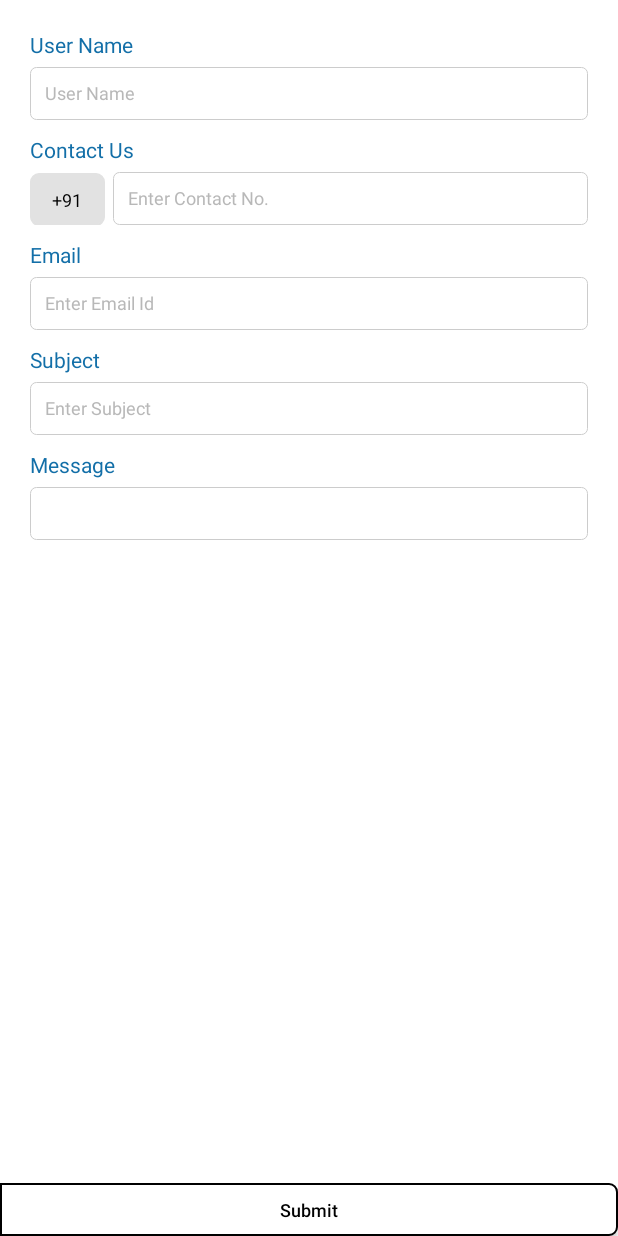
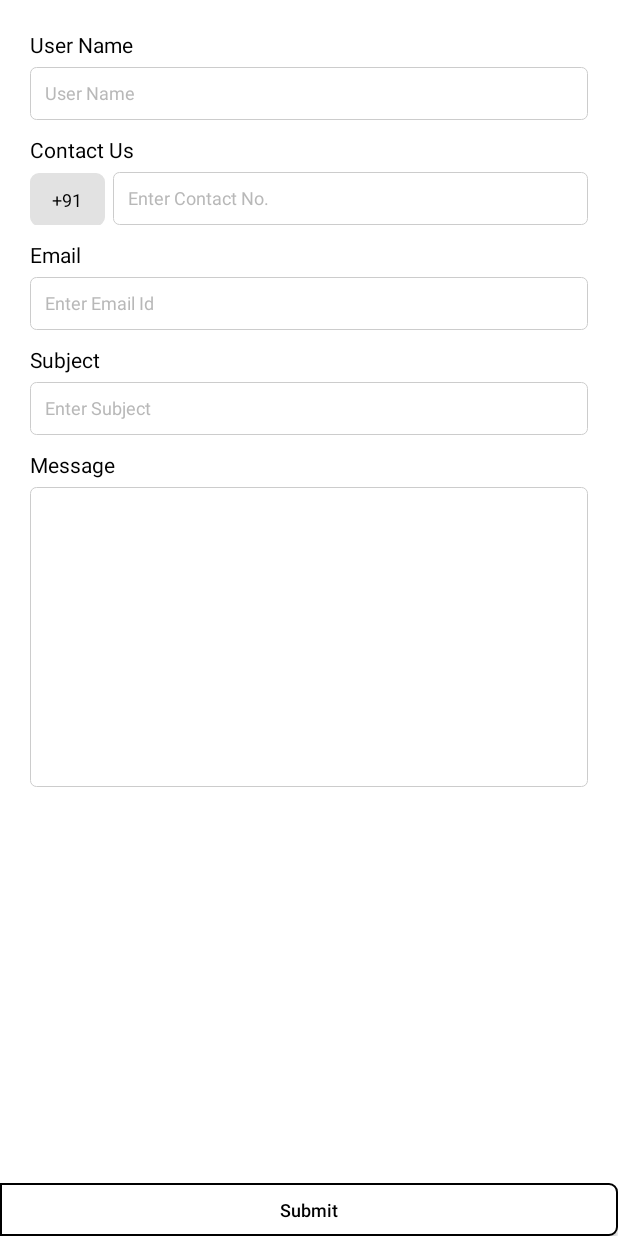
Before and after one commit to KevalCholera/E-Moss, an Android app: the layout fragment_contact_us.xml on its own in the app's theme, with its tools: preview values and no code run, on a phone screen of 412 x 824 dp. Run offline under Robolectric (Android 15) with nearby library versions, the phone set to English and light mode, and no system bars.

Commit message:
contact us page

```diff
--- a/app/build.gradle
+++ b/app/build.gradle
@@ -36,9 +36,7 @@ dependencies {
     compile 'com.google.android.gms:play-services:10.0.1'
 
     compile 'org.apache.httpcomponents:httpmime:4.2.3'
-//    compile 'com.google.android.gms:play-services-maps:11.8.0'
-//    compile 'com.google.android.gms:play-services-location:11.8.0'
-//    compile 'com.google.android.gms:play-services:11.0.4'
+
     compile 'com.google.android.gms:play-services-gcm:8.4.0'
     compile 'com.google.android.gms:play-services-location:8.4.0'
     compile 'com.google.android.gms:play-services-maps:10.0.1'
--- a/app/src/main/java/com/example/keval/e_moss/FragmentContactUs.java
+++ b/app/src/main/java/com/example/keval/e_moss/FragmentContactUs.java
@@ -20,7 +20,7 @@ public class FragmentContactUs extends Fragment implements View.OnClickListener
 
     @Override
     public View onCreateView(LayoutInflater inflater, ViewGroup container, Bundle savedInstanceState) {
-        View view = inflater.inflate(R.layout.fragment_dashboard, container, false);
+        View view = inflater.inflate(R.layout.fragment_contact_us, container, false);
 
         etContactUsName = (EditText) view.findViewById(R.id.etContactUsName);
         etContactUsMobile = (EditText) view.findViewById(R.id.etContactUsMobile);
@@ -29,6 +29,7 @@ public class FragmentContactUs extends Fragment implements View.OnClickListener
         etContactUsMessage = (EditText) view.findViewById(R.id.etContactUsMessage);
         btContactSubmit = (Button) view.findViewById(R.id.btContactSubmit);
 
+        btContactSubmit.setOnClickListener(this);
 
         return view;
     }
--- a/app/src/main/java/com/example/keval/e_moss/MapsActivity.java
+++ b/app/src/main/java/com/example/keval/e_moss/MapsActivity.java
@@ -2,6 +2,7 @@ package com.example.keval.e_moss;
 
 import android.os.Bundle;
 import android.support.v4.app.FragmentActivity;
+import android.widget.ImageView;
 
 import com.google.android.gms.maps.CameraUpdateFactory;
 import com.google.android.gms.maps.GoogleMap;
@@ -20,12 +21,15 @@ public class MapsActivity extends FragmentActivity implements OnMapReadyCallback
     private GoogleMap mMap;
     JSONObject mainObject;
     JSONArray arrayFullData;
+    ImageView ivMapsCurrentLocation;
 
     @Override
     protected void onCreate(Bundle savedInstanceState) {
         super.onCreate(savedInstanceState);
         setContentView(R.layout.activity_maps);
         arrayFullData = new JSONArray();
+
+        ivMapsCurrentLocation = (ImageView) findViewById(R.id.ivMapsCurrentLocation);
 
         SupportMapFragment mapFragment = (SupportMapFragment) getSupportFragmentManager().findFragmentById(R.id.map);
         mapFragment.getMapAsync(this);
--- a/app/src/main/res/layout/fragment_contact_us.xml
+++ b/app/src/main/res/layout/fragment_contact_us.xml
@@ -22,7 +22,7 @@
                 android:layout_width="match_parent"
                 android:layout_height="wrap_content"
                 android:text="@string/user_name"
-                android:textColor="@color/background" />
+                android:textColor="@color/black" />
 
             <EditText
                 android:id="@+id/etContactUsName"
@@ -45,8 +45,7 @@
                 android:layout_height="wrap_content"
                 android:layout_marginTop="@dimen/dp10"
                 android:text="@string/contact_us"
-                android:textColor="@color/background" />
-
+                android:textColor="@color/black" />
 
             <LinearLayout
                 android:layout_width="match_parent"
@@ -93,7 +92,7 @@
                 android:layout_height="wrap_content"
                 android:layout_marginTop="@dimen/dp10"
                 android:text="@string/email"
-                android:textColor="@color/background" />
+                android:textColor="@color/black" />
 
             <EditText
                 android:id="@+id/etContactUsEmail"
@@ -114,7 +113,7 @@
                 android:layout_height="wrap_content"
                 android:layout_marginTop="@dimen/dp10"
                 android:text="@string/subject_"
-                android:textColor="@color/background" />
+                android:textColor="@color/black" />
 
             <EditText
                 android:id="@+id/etContactUsSubject"
@@ -135,16 +134,17 @@
                 android:layout_height="wrap_content"
                 android:layout_marginTop="@dimen/dp10"
                 android:text="@string/message_"
-                android:textColor="@color/background" />
+                android:textColor="@color/black" />
 
             <EditText
                 android:id="@+id/etContactUsMessage"
                 android:layout_width="match_parent"
-                android:layout_height="@dimen/dp35"
+                android:layout_height="wrap_content"
                 android:layout_marginTop="@dimen/dp5"
                 android:background="@drawable/grayborder"
                 android:gravity="top"
                 android:maxLength="200"
+                android:minHeight="200dp"
                 android:padding="@dimen/dp10"
                 android:textColor="@color/black"
                 android:textSize="@dimen/generalTextSizeSmall" />
--- a/build.gradle
+++ b/build.gradle
@@ -2,11 +2,11 @@
 
 buildscript {
     repositories {
-//        google()
         jcenter()
     }
     dependencies {
         classpath 'com.android.tools.build:gradle:2.2.2'
+        classpath 'com.google.gms:google-services:3.1.0'
 
         // NOTE: Do not place your application dependencies here; they belong
         // in the individual module build.gradle files
@@ -15,7 +15,6 @@ buildscript {
 
 allprojects {
     repositories {
-//        google()
         jcenter()
     }
 }
```
Also changed, not shown: app/src/main/java/com/example/keval/e_moss/SignIn.java (+8 -8 lines), app/src/main/res/layout/activity_maps.xml (+20 -4 lines), app/src/main/res/layout/activity_sign_in.xml (+3 -6 lines).
